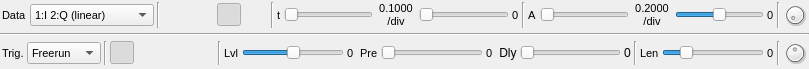
Qt form sdrbase/gui/glscopegui.ui (f4exb/sdrangel) before a commit.
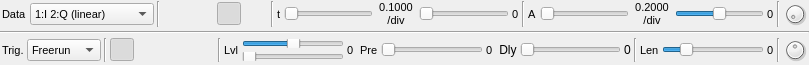
The same form after that commit. Icons and pictures are not drawn. Custom widgets are drawn as their Qt base class.

Commit message: Implemented coarse and fine trigger level sliders

```diff
--- a/sdrbase/gui/glscopegui.ui
+++ b/sdrbase/gui/glscopegui.ui
@@ -7,7 +7,7 @@
     <x>0</x>
     <y>0</y>
     <width>809</width>
-    <height>69</height>
+    <height>65</height>
    </rect>
   </property>
   <property name="windowTitle">
@@ -38,13 +38,13 @@
       <number>2</number>
      </property>
      <property name="topMargin">
-      <number>2</number>
+      <number>0</number>
      </property>
      <property name="rightMargin">
       <number>2</number>
      </property>
      <property name="bottomMargin">
-      <number>2</number>
+      <number>0</number>
      </property>
      <item>
       <widget class="QLabel" name="dataLabel">
@@ -500,13 +500,13 @@
       <number>2</number>
      </property>
      <property name="topMargin">
-      <number>2</number>
+      <number>0</number>
      </property>
      <property name="rightMargin">
       <number>2</number>
      </property>
      <property name="bottomMargin">
-      <number>2</number>
+      <number>0</number>
      </property>
      <item>
       <widget class="QLabel" name="trigLabel">
@@ -712,20 +712,23 @@
       </widget>
      </item>
      <item>
-      <widget class="QSlider" name="trigLevel">
-       <property name="font">
-        <font>
-         <pointsize>8</pointsize>
-        </font>
+      <layout class="QVBoxLayout" name="trigLevelLayout">
+       <item>
+        <widget class="QSlider" name="trigLevelCoarse">
+         <property name="maximumSize">
+          <size>
+           <width>16777215</width>
+           <height>9</height>
+          </size>
        </property>
        <property name="toolTip">
         <string>Trigger level</string>
        </property>
        <property name="minimum">
-        <number>-1000</number>
+          <number>-100</number>
        </property>
        <property name="maximum">
-        <number>1000</number>
+          <number>100</number>
        </property>
        <property name="pageStep">
         <number>1</number>
@@ -734,6 +737,33 @@
         <enum>Qt::Horizontal</enum>
        </property>
       </widget>
+       </item>
+       <item>
+        <widget class="QSlider" name="trigLevelFine">
+         <property name="maximumSize">
+          <size>
+           <width>16777215</width>
+           <height>9</height>
+          </size>
+         </property>
+         <property name="toolTip">
+          <string>Trigger level fine</string>
+         </property>
+         <property name="minimum">
+          <number>0</number>
+         </property>
+         <property name="maximum">
+          <number>200</number>
+         </property>
+         <property name="pageStep">
+          <number>1</number>
+         </property>
+         <property name="orientation">
+          <enum>Qt::Horizontal</enum>
+         </property>
+        </widget>
+       </item>
+      </layout>
      </item>
      <item>
       <widget class="QLabel" name="trigText">
```
Left out of the diff: 2 changed lines with no effect on the pictures. Lines whose indentation alone changed are shown as unchanged. The commit also changes 2 other files.
